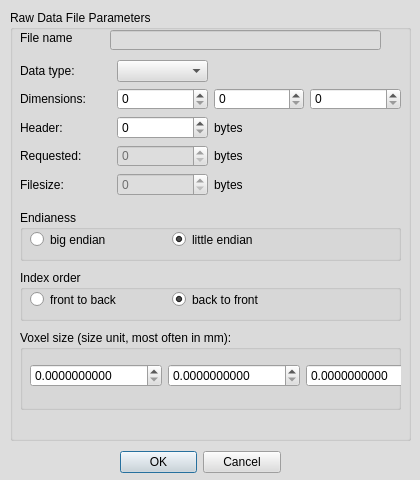
morphomuseum/MorphoDig, file MorphoDig/Qt/mqOpenRawDialog.ui: the form before one commit.
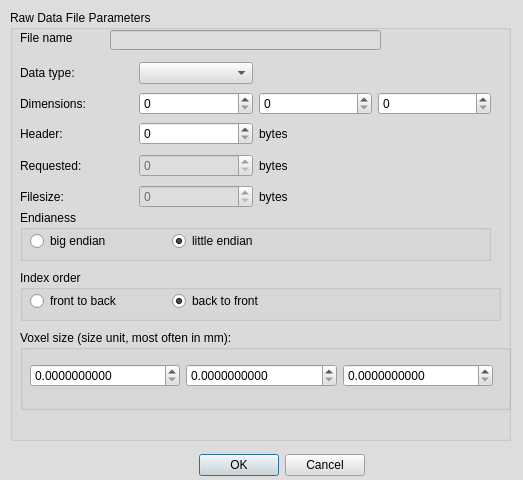
The form after the commit.

The edit to the form file:
```diff
--- a/MorphoDig/Qt/mqOpenRawDialog.ui
+++ b/MorphoDig/Qt/mqOpenRawDialog.ui
@@ -6,7 +6,7 @@
    <rect>
     <x>0</x>
     <y>0</y>
-    <width>420</width>
+    <width>523</width>
     <height>480</height>
    </rect>
   </property>
@@ -458,10 +458,10 @@
   <widget class="QWidget" name="layoutWidget">
    <property name="geometry">
     <rect>
-     <x>120</x>
+     <x>170</x>
      <y>450</y>
-     <width>161</width>
-     <height>25</height>
+     <width>195</width>
+     <height>30</height>
     </rect>
    </property>
    <layout class="QHBoxLayout" name="horizontalLayout_2">
@@ -482,7 +482,7 @@
     <rect>
      <x>10</x>
      <y>10</y>
-     <width>401</width>
+     <width>501</width>
      <height>431</height>
     </rect>
    </property>
@@ -494,8 +494,8 @@
      <rect>
       <x>10</x>
       <y>50</y>
-      <width>381</width>
-      <height>136</height>
+      <width>471</width>
+      <height>150</height>
      </rect>
     </property>
     <layout class="QVBoxLayout" name="verticalLayout_2">
@@ -569,12 +569,12 @@
         </widget>
        </item>
        <item>
-        <widget class="QSpinBox" name="headerSize">
+        <widget class="QDoubleSpinBox" name="headerSize">
          <property name="enabled">
           <bool>true</bool>
          </property>
-         <property name="maximum">
-          <number>999999999</number>
+         <property name="decimals">
+          <number>0</number>
          </property>
         </widget>
        </item>
@@ -604,12 +604,12 @@
         </widget>
        </item>
        <item>
-        <widget class="QSpinBox" name="requestedSize">
+        <widget class="QDoubleSpinBox" name="requestedSize">
          <property name="enabled">
           <bool>false</bool>
          </property>
-         <property name="maximum">
-          <number>999999999</number>
+         <property name="decimals">
+          <number>0</number>
          </property>
         </widget>
        </item>
@@ -639,12 +639,12 @@
         </widget>
        </item>
        <item>
-        <widget class="QSpinBox" name="fileSize">
+        <widget class="QDoubleSpinBox" name="fileSize">
          <property name="enabled">
           <bool>false</bool>
          </property>
-         <property name="maximum">
-          <number>999999999</number>
+         <property name="decimals">
+          <number>0</number>
          </property>
         </widget>
        </item>
@@ -671,7 +671,7 @@
      <rect>
       <x>10</x>
       <y>200</y>
-      <width>381</width>
+      <width>471</width>
       <height>51</height>
      </rect>
     </property>
@@ -684,7 +684,7 @@
        <x>10</x>
        <y>20</y>
        <width>277</width>
-       <height>19</height>
+       <height>22</height>
       </rect>
      </property>
      <layout class="QHBoxLayout" name="horizontalLayout_7">
@@ -713,7 +713,7 @@
      <rect>
       <x>10</x>
       <y>260</y>
-      <width>381</width>
+      <width>481</width>
       <height>51</height>
      </rect>
     </property>
@@ -726,7 +726,7 @@
        <x>10</x>
        <y>20</y>
        <width>277</width>
-       <height>19</height>
+       <height>22</height>
       </rect>
      </property>
      <layout class="QHBoxLayout" name="horizontalLayout_8">
@@ -755,7 +755,7 @@
      <rect>
       <x>10</x>
       <y>320</y>
-      <width>381</width>
+      <width>491</width>
       <height>80</height>
      </rect>
     </property>
@@ -767,7 +767,7 @@
       <rect>
        <x>10</x>
        <y>30</y>
-       <width>407</width>
+       <width>463</width>
        <height>31</height>
       </rect>
      </property>
```
